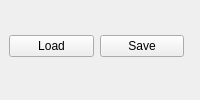
This is gui/docks/labelingdock.ui in gerbilvis/gerbil as Qt 5 draws it before an edit. The edited form follows.
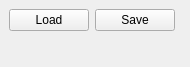
This is the edited form. Icons and pictures are not drawn.

Diff of the .ui file:
```diff
--- a/gui/docks/labelingdock.ui
+++ b/gui/docks/labelingdock.ui
@@ -2,6 +2,14 @@
 <ui version="4.0">
  <class>LabelingDock</class>
  <widget class="QDockWidget" name="LabelingDock">
+  <property name="geometry">
+   <rect>
+    <x>0</x>
+    <y>0</y>
+    <width>190</width>
+    <height>67</height>
+   </rect>
+  </property>
   <property name="windowTitle">
    <string>Labeling</string>
   </property>
@@ -32,6 +40,12 @@
       <property name="orientation">
        <enum>Qt::Horizontal</enum>
       </property>
+      <property name="sizeHint" stdset="0">
+       <size>
+        <width>0</width>
+        <height>0</height>
+       </size>
+      </property>
      </spacer>
     </item>
     <item row="1" column="1">
@@ -39,6 +53,12 @@
       <property name="orientation">
        <enum>Qt::Vertical</enum>
       </property>
+      <property name="sizeHint" stdset="0">
+       <size>
+        <width>0</width>
+        <height>0</height>
+       </size>
+      </property>
      </spacer>
     </item>
    </layout>
```
Left out of the diff: 6 changed lines with no effect on the pictures.
